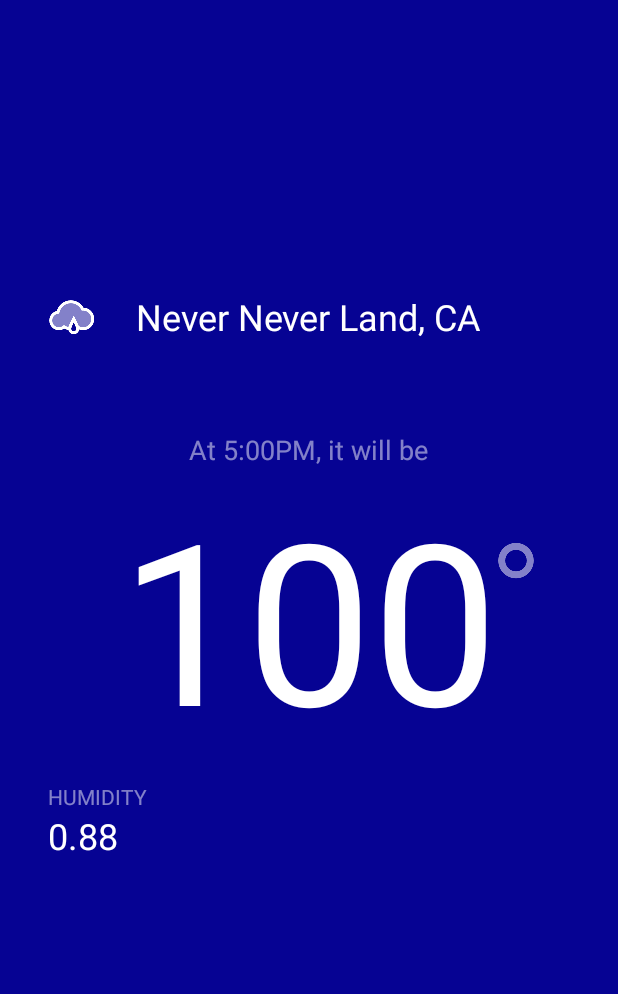
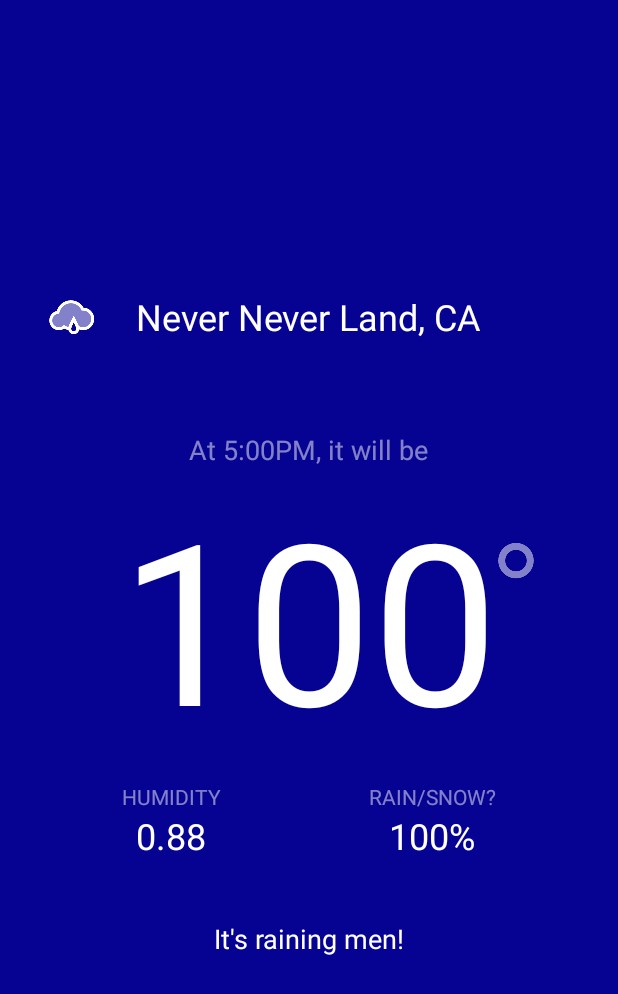
Before and after one commit to asvitzer/AndroidDevelopment, an Android app: the screen it shows after launch (MainActivity), on a phone screen of 412 x 824 dp. Shown: the top 994 px of the screen. Run offline under Robolectric (Android 15) with nearby library versions, the phone set to English and light mode, and no system bars; libraries missing offline, so code that uses them is left out: com.squareup.okhttp; 4 statements that could not run were skipped.

Commit message:
Changing layout values and adding Summary View

```diff
--- a/WeatherVane/app/src/main/res/layout/activity_main.xml
+++ b/WeatherVane/app/src/main/res/layout/activity_main.xml
@@ -53,7 +53,7 @@
     <ImageView
         android:layout_width="wrap_content"
         android:layout_height="wrap_content"
-        android:id="@+id/IconImageView"
+        android:id="@+id/iconImageView"
         android:layout_alignBottom="@+id/locationLabel"
         android:layout_alignParentLeft="true"
         android:layout_alignParentStart="true"
@@ -65,46 +65,69 @@
         android:layout_height="wrap_content"
         android:layout_below="@+id/tempLabel"
         android:layout_centerHorizontal="true"
-        android:layout_marginTop="10dp">
+        android:layout_marginTop="10dp"
+        android:weightSum="100"
+        android:id="@+id/linearLayout">
 
         <LinearLayout
             android:orientation="vertical"
-            android:layout_width="fill_parent"
-            android:layout_height="fill_parent">
+            android:layout_width="wrap_content"
+            android:layout_height="match_parent"
+            android:layout_weight="50">
 
             <TextView
-                android:layout_width="wrap_content"
+                android:layout_width="match_parent"
                 android:layout_height="wrap_content"
                 android:text="HUMIDITY"
                 android:id="@+id/humidityLabel"
-                android:textColor="#80ffffff"/>
+                android:textColor="#80ffffff"
+                android:gravity="center_horizontal"/>
 
             <TextView
-                android:layout_width="wrap_content"
+                android:layout_width="match_parent"
                 android:layout_height="wrap_content"
 
                 android:text="0.88"
                 android:id="@+id/humidityValue"
                 android:textColor="#ffffffff"
-                android:textSize="24sp"/>
+                android:textSize="24sp"
+                android:gravity="center_horizontal"/>
         </LinearLayout>
 
         <LinearLayout
             android:orientation="vertical"
-            android:layout_width="fill_parent"
-            android:layout_height="fill_parent">
+            android:layout_width="wrap_content"
+            android:layout_height="match_parent"
+            android:layout_weight="50">
 
             <TextView
-                android:layout_width="wrap_content"
+                android:layout_width="match_parent"
                 android:layout_height="wrap_content"
-                android:text="New Text"
-                android:id="@+id/textView"/>
+                android:text="RAIN/SNOW?"
+                android:id="@+id/precipLabel"
+                android:textColor="#80ffffff"
+                android:gravity="center_horizontal"/>
 
             <TextView
-                android:layout_width="wrap_content"
+                android:layout_width="match_parent"
                 android:layout_height="wrap_content"
-                android:text="New Text"
-                android:id="@+id/textView2"/>
+                android:text="100%"
+                android:id="@+id/precipValue"
+                android:textColor="@android:color/white"
+                android:textSize="24sp"
+                android:gravity="center_horizontal"/>
         </LinearLayout>
     </LinearLayout>
+
+    <TextView
+        android:layout_width="match_parent"
+        android:layout_height="wrap_content"
+        android:text="It&apos;s raining men!"
+        android:id="@+id/summaryLabel"
+        android:layout_below="@+id/linearLayout"
+        android:layout_centerHorizontal="true"
+        android:layout_marginTop="40dp"
+        android:textSize="18dp"
+        android:textColor="#ffffffff"
+        android:gravity="center_horizontal"/>
 </RelativeLayout>
```
